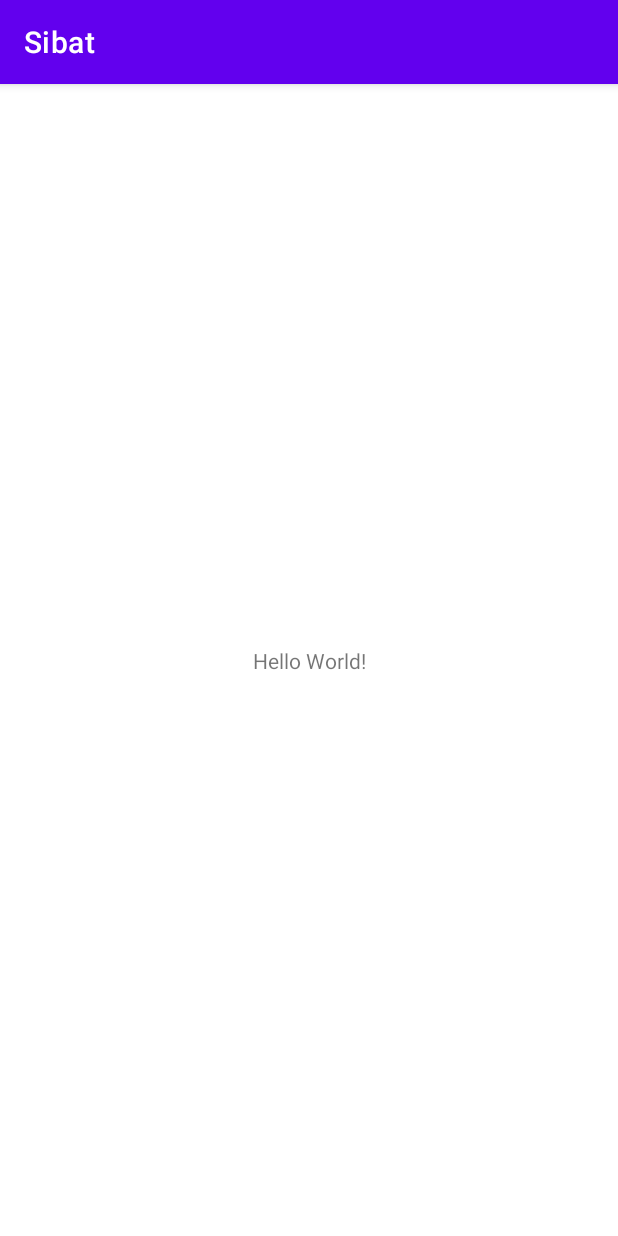
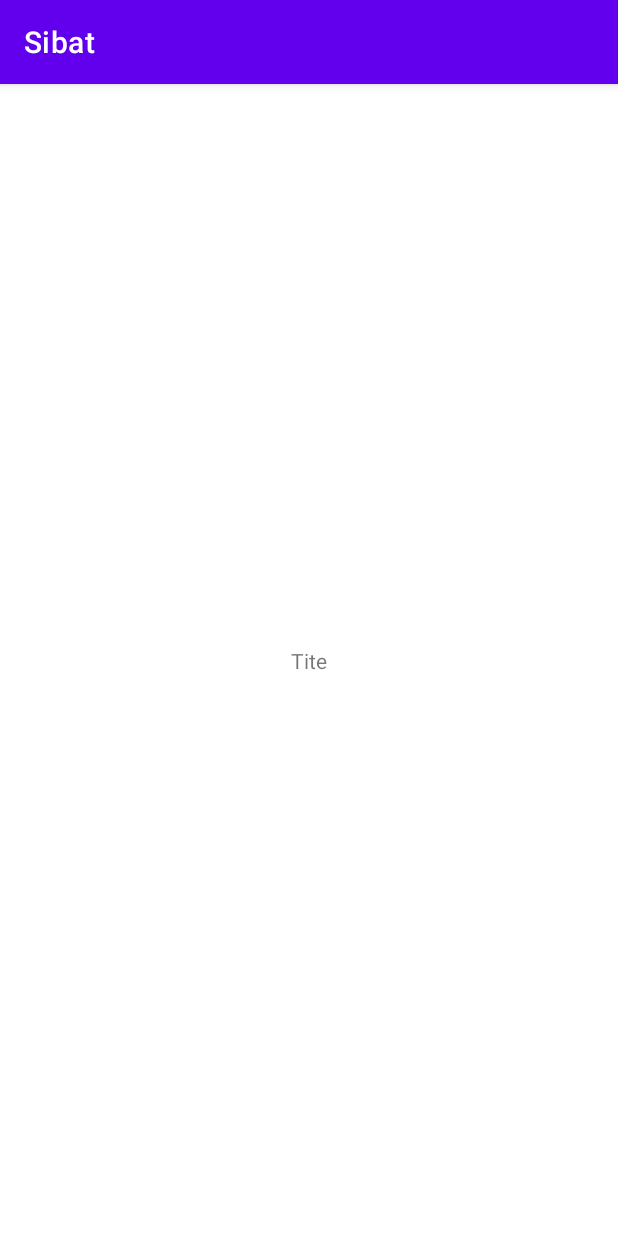
Before and after one commit to JoseMagIII/Sibat, an Android app: the screen it shows after launch (MainActivity), on a phone screen of 412 x 824 dp. Run offline under Robolectric (Android 15) with nearby library versions, the phone set to English and light mode, and no system bars.

Commit message:
Test commit

```diff
--- a/app/src/main/res/layout/activity_main.xml
+++ b/app/src/main/res/layout/activity_main.xml
@@ -9,7 +9,7 @@
     <TextView
         android:layout_width="wrap_content"
         android:layout_height="wrap_content"
-        android:text="Hello World!"
+        android:text="Tite"
         app:layout_constraintBottom_toBottomOf="parent"
         app:layout_constraintLeft_toLeftOf="parent"
         app:layout_constraintRight_toRightOf="parent"
```
